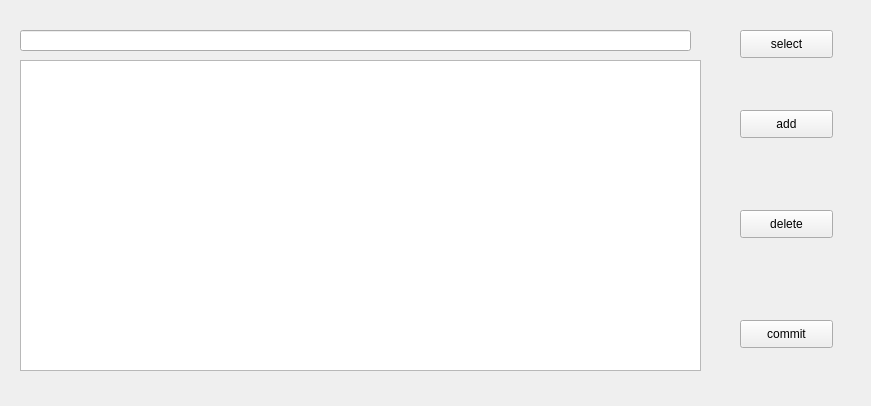
The window that lab/combined.ui (HongruiDuan/DatabaseLab) describes before a commit, drawn with Qt 5.
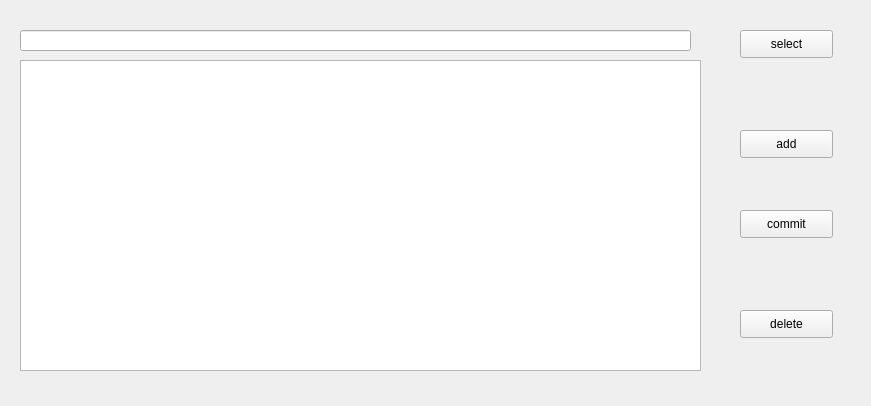
The same window after the commit.

Patch:
```diff
--- a/lab/combined.ui
+++ b/lab/combined.ui
@@ -17,7 +17,7 @@
    <property name="geometry">
     <rect>
      <x>740</x>
-     <y>110</y>
+     <y>130</y>
      <width>93</width>
      <height>28</height>
     </rect>
@@ -30,7 +30,7 @@
    <property name="geometry">
     <rect>
      <x>740</x>
-     <y>210</y>
+     <y>310</y>
      <width>93</width>
      <height>28</height>
     </rect>
@@ -43,7 +43,7 @@
    <property name="geometry">
     <rect>
      <x>740</x>
-     <y>320</y>
+     <y>210</y>
      <width>93</width>
      <height>28</height>
     </rect>
```
